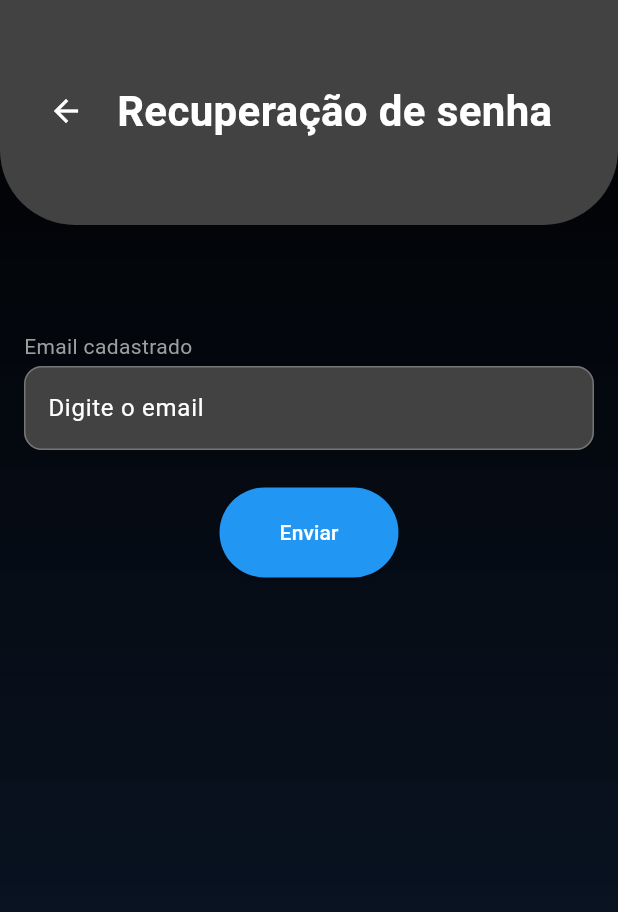
After one commit to Matheussilvasantiagou/UFRPE-DSI-ADOGCAO, a Flutter app: the ResetPasswordScreen screen opened directly, on a phone screen of 412 x 824 dp. The commit adds this screen. Shown: the top 912 px of the screen. Run offline on Flutter 3.47's test engine with Material 3 defaults, Android fonts, the light colour scheme and no system bars; our stand-ins replace cloud_firestore, firebase_auth, firebase_core, google_maps_flutter; missing offline and left inert: flutter_google_places_hoc081098, google_api_headers, google_maps_webservice; accounts and stored records are empty; network calls fail.

Commit message:
recuperação de senha

```diff
--- /dev/null
+++ b/adogcao/lib/controllers/reset_password_controller.dart
@@ -0,0 +1,25 @@
+import 'package:firebase_auth/firebase_auth.dart';
+import 'package:cloud_firestore/cloud_firestore.dart';
+
+class ResetpasswordController {
+  final FirebaseAuth _auth = FirebaseAuth.instance;
+  final FirebaseFirestore _firestore = FirebaseFirestore.instance;
+
+    Future<void> resetPassword(String email) async {
+      await _auth.sendPasswordResetEmail(email: email);
+    }
+
+    Future<bool> emailExiste(String email) async
+    {
+      var querySnapshot = await FirebaseFirestore.instance
+        .collection('users')
+        .where('email', isEqualTo: email)
+        .get();
+
+      if(querySnapshot.docs.isNotEmpty){
+        return true;
+      }
+      return false;
+    }
+
+}
--- a/adogcao/lib/views/login_screen.dart
+++ b/adogcao/lib/views/login_screen.dart
@@ -1,4 +1,5 @@
 import 'package:flutter/material.dart';
+import 'package:flutter_application_1/views/reset_password_screen.dart';
 import '../controllers/login_controller.dart';
 import 'home_screen.dart';
 import 'package:firebase_auth/firebase_auth.dart'; // Certifique-se de adicionar esta importação
@@ -76,6 +77,24 @@ class _LoginScreenState extends State<LoginScreen> {
                     },
                     child: Text(
                       'Não possui uma conta? Cadastre-se',
+                      style: TextStyle(
+                        color: Colors.grey,
+                        fontSize: 16,
+                      ),
+                    ),
+                  ),
+                  SizedBox(height: 3),
+                  GestureDetector(
+                    onTap: () {
+                      Navigator.pushReplacement(
+                              context,
+                              MaterialPageRoute(
+                                builder: (context) => ResetPasswordScreen(),
+                              ),
+                            );
+                    },
+                    child: Text(
+                      'Esqueci minha senha',
                       style: TextStyle(
                         color: Colors.grey,
                         fontSize: 16,
--- /dev/null
+++ b/adogcao/lib/views/reset_password_screen.dart
@@ -0,0 +1,185 @@
+import 'package:flutter/material.dart';
+import 'package:flutter_application_1/controllers/reset_password_controller.dart';
+import 'package:flutter_application_1/views/login_screen.dart';
+
+class ResetPasswordScreen extends StatefulWidget {
+  @override
+  _ResetPasswordScreenState createState() => _ResetPasswordScreenState();
+}
+
+class _ResetPasswordScreenState extends State<ResetPasswordScreen> {
+  final ResetpasswordController _controller = ResetpasswordController();
+  final TextEditingController _emailController = TextEditingController();
+
+  String? _emailError;
+
+  void _validateEmail() async{
+    String email = _emailController.text;
+    bool existeEmail = await _controller.emailExiste(email);
+    setState(() {
+      if (email.isEmpty) {
+        _emailError = 'Email é obrigatório';
+      } else if (!RegExp(r'^[^@]+@[^@]+\.[^@]+').hasMatch(email)) {
+        _emailError = 'Por favor, insira um email válido';
+      }else if(existeEmail == false){
+        _emailError = 'Email não encontrado';
+      }else {
+        _emailError = null;
+      }
+    });
+  }
+
+  @override
+  Widget build(BuildContext context) {
+    return Scaffold(
+      backgroundColor: Color.fromARGB(255, 0, 13, 32).withAlpha(200),
+      body: Stack(
+        children: [
+          Container(
+            decoration: BoxDecoration(
+              gradient: LinearGradient(
+                begin: Alignment.topCenter,
+                end: Alignment.bottomCenter,
+                colors: [
+                  Colors.black,
+                  Color.fromARGB(255, 0, 13, 32).withAlpha(200)
+                ],
+              ),
+            ),
+          ),
+          Column(
+            children: [
+              Stack(
+                children: [
+                  Container(
+                    height: 150,
+                    decoration: BoxDecoration(
+                      color: Colors.grey.shade800,
+                      borderRadius: BorderRadius.only(
+                        bottomLeft: Radius.circular(50),
+                        bottomRight: Radius.circular(50),
+                      ),
+                    ),
+                  ),
+                  Positioned(
+                    top: 50,
+                    left: 20,
+                    child: Row(
+                      children: [
+                        IconButton(
+                          icon: Icon(Icons.arrow_back, color: Colors.white),
+                          onPressed: () => Navigator.of(context).pop(),
+                        ),
+                        SizedBox(width: 10),
+                        Text(
+                          'Recuperação de senha',
+                          style: TextStyle(
+                            color: Colors.white,
+                            fontSize: 28,
+                            fontWeight: FontWeight.bold,
+                          ),
+                        ),
+                      ],
+                    ),
+                  ),
+                ],
+              ),
+              Expanded(
+                child: Padding(
+                  padding: const EdgeInsets.all(16.0),
+                  child: Column(
+                    crossAxisAlignment: CrossAxisAlignment.start,
+                    children: [
+                      SizedBox(height: 55),
+
+                      Text('Email cadastrado',
+                          style: TextStyle(color: Colors.grey.shade500)),
+                      SizedBox(height: 3),
+                       TextField(
+                      controller: _emailController,
+                      decoration: InputDecoration(
+                        hintText: 'Digite o email',
+                        errorText: _emailError,
+                        hintStyle: TextStyle(color: Colors.white),
+                        filled: true,
+                        fillColor: Colors.grey.shade800,
+                        border: OutlineInputBorder(
+                          borderRadius: BorderRadius.circular(12),
+                          borderSide:
+                              BorderSide(color: Colors.grey.shade600, width: 1),
+                        ),
+                        enabledBorder: OutlineInputBorder(
+                          borderRadius: BorderRadius.circular(12),
+                          borderSide:
+                              BorderSide(color: Colors.grey.shade600, width: 1),
+                        ),
+                        focusedBorder: OutlineInputBorder(
+                          borderRadius: BorderRadius.circular(12),
+                          borderSide:
+                              BorderSide(color: Colors.grey.shade600, width: 1),
+                        ),
+                      ),
+                      style: TextStyle(color: Colors.white),
+                    ),
+                      SizedBox(height: 25),
+                      Center(
+                        child: ElevatedButton(
+                          onPressed: () async {
+                            // Validações
+                            _validateEmail();
+                            String email = _emailController.text;
+                            if(_emailError == null){
+                              try {
+                            // Registrar o usuário no Firebase
+                            await _controller.resetPassword(
+                               _emailController.text,
+                            );
+
+                            Navigator.push(
+                              context,
+                              MaterialPageRoute(
+                                  builder: (context) => LoginScreen()),
+                            );
+
+                            ScaffoldMessenger.of(context).showSnackBar(
+                              SnackBar(
+                                content: Text('Email de recuperação enviado. Cheque sua caixa de entrada'),
+                              ),
+                            );
+
+                          } catch (e) {
+                            // Tratar erros de registro
+                            ScaffoldMessenger.of(context).showSnackBar(
+                              SnackBar(
+                                content: Text('Erro ao enviar email de recuperação'),
+                              ),
+                            );
+                          }
+                            }
+
+
+                          },
+                          child: Text('Enviar',
+                              style: TextStyle(color: Colors.white)),
+                          style: ElevatedButton.styleFrom(
+                            backgroundColor: Colors.blue,
+                            padding: EdgeInsets.symmetric(
+                                horizontal: 40, vertical: 20),
+                            shape: RoundedRectangleBorder(
+                              borderRadius: BorderRadius.circular(30),
+                            ),
+                          ),
+                        ),
+                      ),
+                    ],
+                  ),
+                ),
+              ),
+            ],
+          ),
+        ],
+      ),
+    );
+  }
+
+}
```
